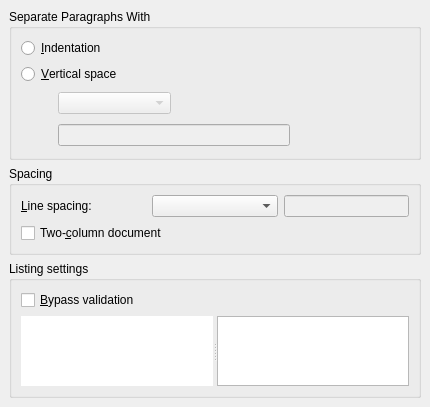
Old version of the form src/frontends/qt4/ui/TextLayoutUi.ui in the repository rpavlik/lyx-lucid-backport.
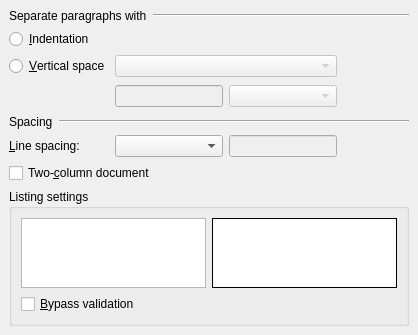
New version of the form. Custom widgets are drawn as their Qt base class.

```diff
--- a/src/frontends/qt4/ui/TextLayoutUi.ui
+++ b/src/frontends/qt4/ui/TextLayoutUi.ui
@@ -5,25 +5,13 @@
    <rect>
     <x>0</x>
     <y>0</y>
-    <width>415</width>
-    <height>398</height>
+    <width>418</width>
+    <height>328</height>
    </rect>
   </property>
   <property name="windowTitle" >
    <string/>
   </property>
-  <layout class="QVBoxLayout" >
-   <property name="margin" >
-    <number>9</number>
-   </property>
-   <property name="spacing" >
-    <number>6</number>
-   </property>
-   <item>
-    <widget class="QGroupBox" name="ButtonGroup6" >
-     <property name="title" >
-      <string>Separate Paragraphs With</string>
-     </property>
      <layout class="QGridLayout" >
       <property name="margin" >
        <number>9</number>
@@ -31,111 +19,42 @@
       <property name="spacing" >
        <number>6</number>
       </property>
-      <item row="2" column="1" >
-       <widget class="QComboBox" name="skipCO" >
-        <property name="enabled" >
-         <bool>false</bool>
-        </property>
-       </widget>
-      </item>
-      <item row="2" column="2" colspan="2" >
-       <spacer>
-        <property name="orientation" >
-         <enum>Qt::Horizontal</enum>
-        </property>
-        <property name="sizeType" >
-         <enum>QSizePolicy::Expanding</enum>
-        </property>
-        <property name="sizeHint" >
-         <size>
-          <width>178</width>
-          <height>22</height>
-         </size>
-        </property>
-       </spacer>
-      </item>
-      <item row="3" column="3" >
-       <widget class="LengthCombo" native="1" name="skipLengthCO" >
-        <property name="enabled" >
-         <bool>false</bool>
-        </property>
-       </widget>
-      </item>
-      <item row="3" column="1" colspan="2" >
-       <widget class="QLineEdit" name="skipLE" >
-        <property name="enabled" >
-         <bool>false</bool>
-        </property>
-        <property name="sizePolicy" >
-         <sizepolicy>
-          <hsizetype>1</hsizetype>
-          <vsizetype>0</vsizetype>
-          <horstretch>0</horstretch>
-          <verstretch>0</verstretch>
-         </sizepolicy>
-        </property>
-       </widget>
-      </item>
-      <item rowspan="2" row="2" column="0" >
-       <spacer>
-        <property name="orientation" >
-         <enum>Qt::Horizontal</enum>
-        </property>
-        <property name="sizeType" >
-         <enum>QSizePolicy::Fixed</enum>
-        </property>
-        <property name="sizeHint" >
-         <size>
-          <width>31</width>
-          <height>58</height>
-         </size>
-        </property>
-       </spacer>
-      </item>
-      <item row="1" column="0" colspan="4" >
-       <widget class="QRadioButton" name="skipRB" >
-        <property name="toolTip" >
-         <string/>
-        </property>
-        <property name="text" >
-         <string>&amp;Vertical space</string>
-        </property>
-       </widget>
-      </item>
-      <item row="0" column="0" colspan="4" >
-       <widget class="QRadioButton" name="indentRB" >
-        <property name="toolTip" >
-         <string>Indent consecutive paragraphs</string>
-        </property>
-        <property name="text" >
-         <string>&amp;Indentation</string>
-        </property>
-       </widget>
-      </item>
-     </layout>
-    </widget>
-   </item>
+   <item row="4" column="0" colspan="4" >
+    <layout class="QHBoxLayout" >
+     <property name="margin" >
+      <number>0</number>
+     </property>
+     <property name="spacing" >
+      <number>6</number>
+     </property>
    <item>
-    <widget class="QGroupBox" name="groupBox" >
-     <property name="title" >
+      <widget class="QLabel" name="label" >
+       <property name="text" >
       <string>Spacing</string>
      </property>
-     <layout class="QVBoxLayout" >
-      <property name="margin" >
-       <number>9</number>
-      </property>
-      <property name="spacing" >
-       <number>6</number>
-      </property>
+      </widget>
+     </item>
       <item>
-       <layout class="QVBoxLayout" >
-        <property name="margin" >
-         <number>0</number>
-        </property>
-        <property name="spacing" >
-         <number>6</number>
-        </property>
-        <item>
+      <widget class="QFrame" name="frame" >
+       <property name="sizePolicy" >
+        <sizepolicy>
+         <hsizetype>7</hsizetype>
+         <vsizetype>0</vsizetype>
+         <horstretch>0</horstretch>
+         <verstretch>0</verstretch>
+        </sizepolicy>
+       </property>
+       <property name="frameShape" >
+        <enum>QFrame::HLine</enum>
+       </property>
+       <property name="frameShadow" >
+        <enum>QFrame::Sunken</enum>
+       </property>
+      </widget>
+     </item>
+    </layout>
+   </item>
+   <item row="0" column="0" colspan="4" >
          <layout class="QHBoxLayout" >
           <property name="margin" >
            <number>0</number>
@@ -144,63 +63,33 @@
            <number>6</number>
           </property>
           <item>
-           <widget class="QLabel" name="lspacingL" >
+      <widget class="QLabel" name="label_2" >
             <property name="text" >
-             <string>&amp;Line spacing:</string>
-            </property>
-            <property name="buddy" >
-             <cstring>lspacingCO</cstring>
-            </property>
+        <string>Separate paragraphs with</string>
+       </property>
            </widget>
           </item>
           <item>
-           <widget class="QComboBox" name="lspacingCO" >
+      <widget class="QFrame" name="frame_2" >
             <property name="sizePolicy" >
              <sizepolicy>
-              <hsizetype>5</hsizetype>
+         <hsizetype>7</hsizetype>
               <vsizetype>0</vsizetype>
               <horstretch>0</horstretch>
               <verstretch>0</verstretch>
              </sizepolicy>
             </property>
-            <property name="duplicatesEnabled" >
-             <bool>false</bool>
-            </property>
-           </widget>
-          </item>
-          <item>
-           <widget class="QLineEdit" name="lspacingLE" >
-            <property name="enabled" >
-             <bool>false</bool>
-            </property>
-            <property name="sizePolicy" >
-             <sizepolicy>
-              <hsizetype>1</hsizetype>
-              <vsizetype>0</vsizetype>
-              <horstretch>0</horstretch>
-              <verstretch>0</verstretch>
-             </sizepolicy>
-            </property>
+       <property name="frameShape" >
+        <enum>QFrame::HLine</enum>
+       </property>
+       <property name="frameShadow" >
+        <enum>QFrame::Sunken</enum>
+       </property>
            </widget>
           </item>
          </layout>
         </item>
-        <item>
-         <widget class="QCheckBox" name="twoColumnCB" >
-          <property name="toolTip" >
-           <string>Format text into two columns</string>
-          </property>
-          <property name="text" >
-           <string>Two-&amp;column document</string>
-          </property>
-         </widget>
-        </item>
-       </layout>
-      </item>
-     </layout>
-    </widget>
-   </item>
-   <item>
+   <item row="7" column="0" colspan="4" >
     <widget class="QGroupBox" name="listingsGB" >
      <property name="sizePolicy" >
       <sizepolicy>
@@ -222,14 +111,17 @@
      <property name="title" >
       <string>Listing settings</string>
      </property>
-     <layout class="QVBoxLayout" >
+     <property name="flat" >
+      <bool>true</bool>
+     </property>
+     <layout class="QGridLayout" >
       <property name="margin" >
        <number>9</number>
       </property>
       <property name="spacing" >
        <number>6</number>
       </property>
-      <item>
+      <item row="1" column="0" >
        <widget class="QCheckBox" name="bypassCB" >
         <property name="toolTip" >
          <string>Check it to enter parameters that are not recognizable by LyX</string>
@@ -239,15 +131,11 @@
         </property>
        </widget>
       </item>
-      <item>
-       <widget class="QSplitter" name="splitter" >
-        <property name="orientation" >
-         <enum>Qt::Horizontal</enum>
-        </property>
+      <item row="0" column="1" >
         <widget class="QTextBrowser" name="listingsTB" >
          <property name="sizePolicy" >
           <sizepolicy>
-           <hsizetype>7</hsizetype>
+          <hsizetype>5</hsizetype>
            <vsizetype>7</vsizetype>
            <horstretch>0</horstretch>
            <verstretch>0</verstretch>
@@ -260,34 +148,32 @@
           <bool>false</bool>
          </property>
          <property name="frameShape" >
-          <enum>QFrame::NoFrame</enum>
+         <enum>QFrame::Box</enum>
          </property>
          <property name="frameShadow" >
           <enum>QFrame::Plain</enum>
          </property>
-         <property name="lineWidth" >
-          <number>0</number>
-         </property>
          <property name="acceptRichText" >
           <bool>false</bool>
          </property>
         </widget>
+      </item>
+      <item row="0" column="0" >
         <widget class="QTextEdit" name="listingsED" >
          <property name="sizePolicy" >
           <sizepolicy>
-           <hsizetype>7</hsizetype>
+          <hsizetype>5</hsizetype>
            <vsizetype>7</vsizetype>
            <horstretch>0</horstretch>
            <verstretch>0</verstretch>
           </sizepolicy>
          </property>
         </widget>
-       </widget>
       </item>
      </layout>
     </widget>
    </item>
-   <item>
+   <item row="8" column="0" colspan="4" >
     <spacer>
      <property name="orientation" >
       <enum>Qt::Vertical</enum>
@@ -297,18 +183,146 @@
      </property>
      <property name="sizeHint" >
       <size>
-       <width>412</width>
+       <width>400</width>
        <height>16</height>
       </size>
      </property>
     </spacer>
    </item>
+   <item row="3" column="3" >
+    <spacer>
+     <property name="orientation" >
+      <enum>Qt::Horizontal</enum>
+     </property>
+     <property name="sizeType" >
+      <enum>QSizePolicy::Expanding</enum>
+     </property>
+     <property name="sizeHint" >
+      <size>
+       <width>31</width>
+       <height>26</height>
+      </size>
+     </property>
+    </spacer>
+   </item>
+   <item row="5" column="3" >
+    <spacer>
+     <property name="orientation" >
+      <enum>Qt::Horizontal</enum>
+     </property>
+     <property name="sizeHint" >
+      <size>
+       <width>40</width>
+       <height>20</height>
+      </size>
+     </property>
+    </spacer>
+   </item>
+   <item row="6" column="0" colspan="4" >
+    <widget class="QCheckBox" name="twoColumnCB" >
+     <property name="toolTip" >
+      <string>Format text into two columns</string>
+     </property>
+     <property name="text" >
+      <string>Two-&amp;column document</string>
+     </property>
+    </widget>
+   </item>
+   <item row="2" column="0" >
+    <widget class="QRadioButton" name="skipRB" >
+     <property name="toolTip" >
+      <string/>
+     </property>
+     <property name="text" >
+      <string>&amp;Vertical space</string>
+     </property>
+    </widget>
+   </item>
+   <item row="1" column="0" >
+    <widget class="QRadioButton" name="indentRB" >
+     <property name="toolTip" >
+      <string>Indent consecutive paragraphs</string>
+     </property>
+     <property name="text" >
+      <string>&amp;Indentation</string>
+     </property>
+    </widget>
+   </item>
+   <item row="2" column="1" colspan="2" >
+    <widget class="QComboBox" name="skipCO" >
+     <property name="enabled" >
+      <bool>false</bool>
+     </property>
+    </widget>
+   </item>
+   <item row="3" column="1" >
+    <widget class="QLineEdit" name="skipLE" >
+     <property name="enabled" >
+      <bool>false</bool>
+     </property>
+     <property name="sizePolicy" >
+      <sizepolicy>
+       <hsizetype>1</hsizetype>
+       <vsizetype>0</vsizetype>
+       <horstretch>0</horstretch>
+       <verstretch>0</verstretch>
+      </sizepolicy>
+     </property>
+    </widget>
+   </item>
+   <item row="3" column="2" >
+    <widget class="LengthCombo" name="skipLengthCO" >
+     <property name="enabled" >
+      <bool>false</bool>
+     </property>
+    </widget>
+   </item>
+   <item row="5" column="2" >
+    <widget class="QLineEdit" name="lspacingLE" >
+     <property name="enabled" >
+      <bool>false</bool>
+     </property>
+     <property name="sizePolicy" >
+      <sizepolicy>
+       <hsizetype>1</hsizetype>
+       <vsizetype>0</vsizetype>
+       <horstretch>0</horstretch>
+       <verstretch>0</verstretch>
+      </sizepolicy>
+     </property>
+    </widget>
+   </item>
+   <item row="5" column="1" >
+    <widget class="QComboBox" name="lspacingCO" >
+     <property name="sizePolicy" >
+      <sizepolicy>
+       <hsizetype>5</hsizetype>
+       <vsizetype>0</vsizetype>
+       <horstretch>0</horstretch>
+       <verstretch>0</verstretch>
+      </sizepolicy>
+     </property>
+     <property name="duplicatesEnabled" >
+      <bool>false</bool>
+     </property>
+    </widget>
+   </item>
+   <item row="5" column="0" >
+    <widget class="QLabel" name="lspacingL" >
+     <property name="text" >
+      <string>&amp;Line spacing:</string>
+     </property>
+     <property name="buddy" >
+      <cstring>lspacingCO</cstring>
+     </property>
+    </widget>
+   </item>
   </layout>
  </widget>
  <customwidgets>
   <customwidget>
    <class>LengthCombo</class>
-   <extends>QWidget</extends>
+   <extends>QComboBox</extends>
    <header>LengthCombo.h</header>
   </customwidget>
  </customwidgets>
```
Left out of the diff: 2 changed lines with no effect on the pictures. Lines whose indentation alone changed are shown as unchanged.
